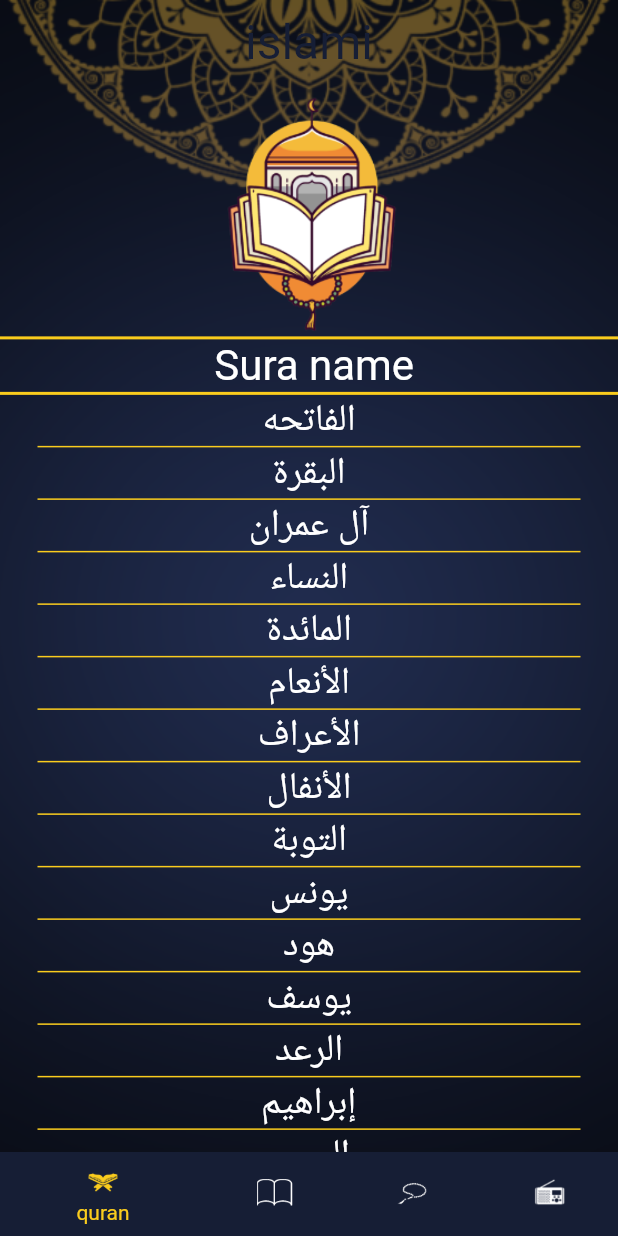
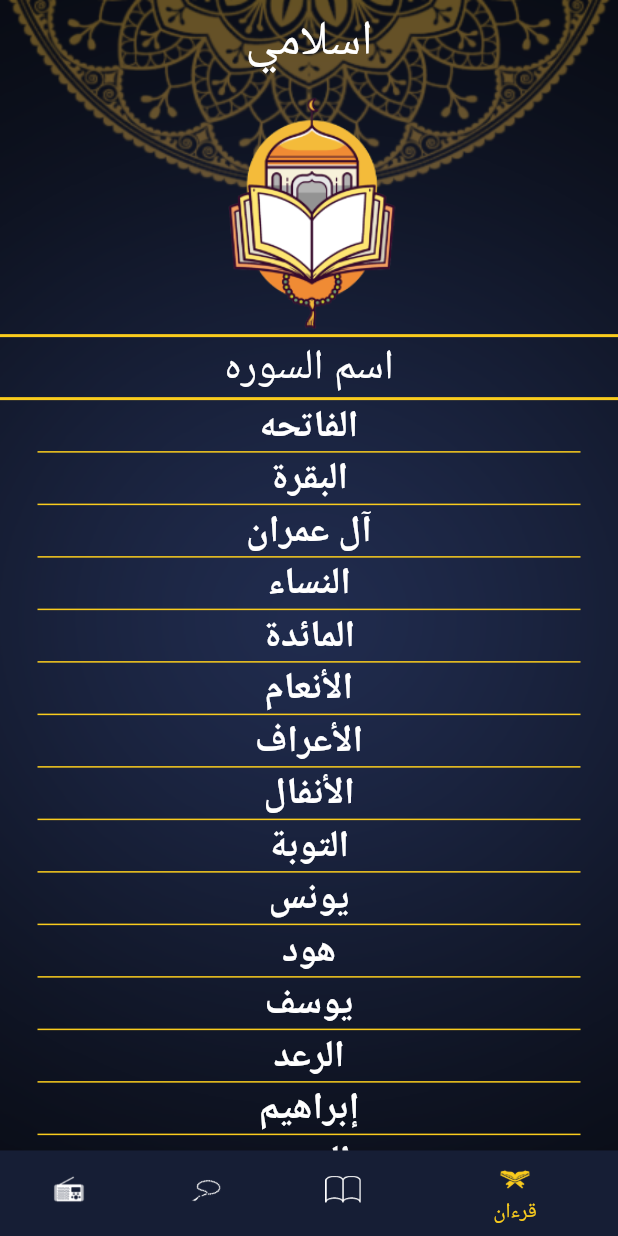
Before and after one commit to mohamedna3eem/islami_c8, a Flutter app: the screen it shows after launch, on a phone screen of 412 x 824 dp. Run offline on Flutter 3.47's test engine with Material 2 defaults, Android fonts, the phone set to English and light mode, and no system bars; generated files the repository leaves out were written again.

Commit message:
*localization

```diff
--- a/lib/hadeath/hadeath.dart
+++ b/lib/hadeath/hadeath.dart
@@ -2,7 +2,7 @@ import 'package:flutter/material.dart';
 import 'package:flutter/services.dart';
 import 'package:islami_c8/hadeath/Hadeath_route.dart';
 import 'package:islami_c8/hadeath/hadeath_data_class.dart';
-
+import 'package:flutter_gen/gen_l10n/app_localizations.dart';
 class hadeath extends StatefulWidget {
   @override
   State<hadeath> createState() => _hadeathState();
@@ -23,7 +23,7 @@ List<hadeath_data>ELHadeath=[];
          color: Theme.of(context).accentColor,
          height: 2,
        ),
-       Text("Hadeath Name",style: Theme.of(context).textTheme.headline5,),
+       Text(AppLocalizations.of(context).hadeath_name,style: Theme.of(context).textTheme.headline5,),
        Container(
      color: Theme.of(context).accentColor,
      height: 2,
--- a/lib/home screen.dart
+++ b/lib/home screen.dart
@@ -4,6 +4,7 @@ import 'package:islami_c8/quran/quran.dart';
 import 'package:islami_c8/radio/soura.dart';
 import 'package:islami_c8/sebha/sebha.dart';
 import 'package:islami_c8/theaming/theame.dart';
+import 'package:flutter_gen/gen_l10n/app_localizations.dart';
 
 import 'hadeath/hadeath.dart';
 
@@ -28,7 +29,7 @@ int index=0;
         ),
 
         child: Scaffold(
-          appBar: AppBar(title: Text("islami")),
+          appBar: AppBar(title: Text(AppLocalizations.of(context).islami,style: TextStyle(color: Colors.white) )),
           backgroundColor: Colors.transparent,
           bottomNavigationBar:
           BottomNavigationBar(
@@ -42,13 +43,17 @@ int index=0;
 
               BottomNavigationBarItem(
     backgroundColor: Theme.of(context).primaryColor ,
-    icon: ImageIcon (AssetImage('assets/images/quran.png') ),label: "quran"),
+    icon: ImageIcon (AssetImage('assets/images/quran.png') ),
+                  label: AppLocalizations.of(context).quran),
               BottomNavigationBarItem(    backgroundColor: Theme.of(context).primaryColor ,
-                  icon: ImageIcon(AssetImage('assets/images/quran2.png')),label: "hadeath"),
+                  icon: ImageIcon(AssetImage('assets/images/quran2.png')),
+                  label: AppLocalizations.of(context).hadeath),
               BottomNavigationBarItem(    backgroundColor: Theme.of(context).primaryColor ,
-       icon: ImageIcon(AssetImage('assets/images/sebha.png')),label: "sebha"),
+       icon: ImageIcon(AssetImage('assets/images/sebha.png'))
+                  ,label: AppLocalizations.of(context).sebha),
               BottomNavigationBarItem(    backgroundColor: Theme.of(context).primaryColor ,
-                  icon: ImageIcon(AssetImage('assets/images/radio.png')),label: "radio"),
+                  icon: ImageIcon(AssetImage('assets/images/radio.png'))
+                  ,label: AppLocalizations.of(context).radio),
 
 
 
--- /dev/null
+++ b/lib/l10n/app_ar.arb
@@ -0,0 +1,9 @@
+{
+  "islami": "اسلامي",
+  "quran": "قرءان",
+  "hadeath": "حديث",
+  "sebha": "سبحه",
+  "radio" : "راديو",
+  "sura_name" : "اسم السوره" ,
+  "hadeath_name": "رقم الحديث"
+}
--- /dev/null
+++ b/lib/l10n/app_en.arb
@@ -0,0 +1,10 @@
+
+{
+  "islami": "islami",
+  "quran": "quran",
+  "hadeath": "hadeath",
+  "sebha": "sebha",
+  "radio" : "radio",
+  "sura_name" : "Sura Name" ,
+  "hadeath_name": "Hadeath Name"
+}
--- a/lib/main.dart
+++ b/lib/main.dart
@@ -4,7 +4,8 @@ import 'package:islami_c8/quran/suradetails.dart';
 import 'package:islami_c8/splach%20screan.dart';
 import 'package:islami_c8/theaming/theame.dart';
 import 'hadeath/hadeath_details.dart';
-import '';
+import 'package:flutter_localizations/flutter_localizations.dart';
+import 'package:flutter_gen/gen_l10n/app_localizations.dart';
 void main() {
   runApp( MyApp());
 }
@@ -31,6 +32,18 @@ class MyApp extends StatelessWidget{
       },
 
 
+       localizationsDelegates :  [
+         AppLocalizations.delegate,
+        GlobalMaterialLocalizations.delegate,
+        GlobalWidgetsLocalizations.delegate,
+        GlobalCupertinoLocalizations.delegate,
+      ],
+      supportedLocales: const [
+        Locale('en'), // English
+        Locale('ar'), // arabic
+      ],
+      locale:  Locale('ar'),
+
     );
 
   }
--- a/lib/quran/quran.dart
+++ b/lib/quran/quran.dart
@@ -1,6 +1,7 @@
 import 'package:flutter/material.dart';
 import 'package:islami_c8/quran/VerseName.dart';
 import 'package:islami_c8/quran/suradetails.dart';
+import 'package:flutter_gen/gen_l10n/app_localizations.dart';
 class quran extends StatelessWidget {
   List<String>vesename=["الفاتحه","البقرة","آل عمران","النساء","المائدة","الأنعام","الأعراف","الأنفال","التوبة","يونس","هود"
     ,"يوسف","الرعد","إبراهيم","الحجر","النحل","الإسراء","الكهف","مريم","طه","الأنبياء","الحج","المؤمنون"
@@ -28,7 +29,7 @@ class quran extends StatelessWidget {
               width: double.infinity,
               margin: EdgeInsets.only(bottom: 1),
             ),
-            Text(" Sura name" ,
+            Text( AppLocalizations.of(context).sura_name ,
                 style: Theme.of(context).textTheme.headline5 ),
             Container(
               color: Theme.of(context).accentColor,
--- a/lib/theaming/theame.dart
+++ b/lib/theaming/theame.dart
@@ -51,7 +51,7 @@ class theame{
       ),),
     textTheme: const TextTheme(
 
-      headline3: TextStyle( fontSize: 32, color:darkmaintext, ),//screan title
+      headline3: TextStyle( fontSize: 32, color:darkaccentcolor),//screan title
       headline5: TextStyle(fontSize: 28, color:Colors.white ),//sub headers
       bodyText1: TextStyle(fontSize: 25, color:Colors.white ),//body headers
       bodyText2: TextStyle(fontSize: 22, color:darkmaintext ),//body details
--- a/pubspec.yaml
+++ b/pubspec.yaml
@@ -35,6 +35,9 @@ dependencies:
   # The following adds the Cupertino Icons font to your application.
   # Use with the CupertinoIcons class for iOS style icons.
   cupertino_icons: ^1.0.2
+  flutter_localizations:
+    sdk: flutter
+  intl: any
 
 dev_dependencies:
   flutter_test:
@@ -52,6 +55,7 @@ dev_dependencies:
 
 # The following section is specific to Flutter packages.
 flutter:
+  generate: true # Add this line
 
   # The following line ensures that the Material Icons font is
   # included with your application, so that you can use the icons in
@@ -89,3 +93,5 @@ flutter:
   #
   # For details regarding fonts from package dependencies,
   # see https://flutter.dev/custom-fonts/#from-packages
+flutter_intl:
+  enabled: true
```
Also changed, not shown: lib/generated/intl/messages_all.dart (added), lib/generated/intl/messages_en.dart (added), lib/generated/l10n.dart (added), pubspec.lock.
